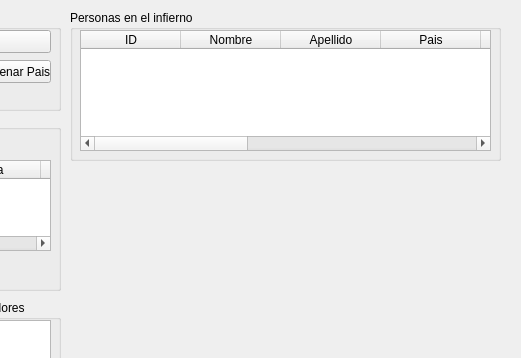
eadan97/estructuras2, file mainwindow.ui: the form before one commit; both pictures show x 380 to 901 and y 0 to 358 of the 1091 by 679 pixel window.
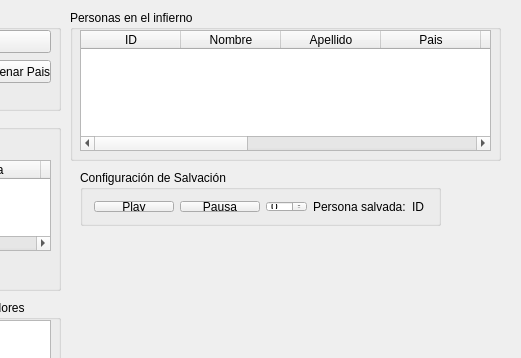
The form after the commit. Icons and pictures are not drawn.

Commit message: +funcion para eliminar personas en arbolPersonas, para enviar personas a paraiso en el mundo. Constructor de Infierno. Implementacion del Hilo (De salvacion) y partes de UI para modificarlo.

What changed in the file:
```diff
--- a/mainwindow.ui
+++ b/mainwindow.ui
@@ -378,6 +378,52 @@
      </column>
     </widget>
    </widget>
+   <widget class="QGroupBox" name="groupBox_8">
+    <property name="geometry">
+     <rect>
+      <x>460</x>
+      <y>170</y>
+      <width>361</width>
+      <height>56</height>
+     </rect>
+    </property>
+    <property name="title">
+     <string>Configuración de Salvación</string>
+    </property>
+    <layout class="QHBoxLayout" name="horizontalLayout">
+     <item>
+      <widget class="QPushButton" name="btnPlay">
+       <property name="text">
+        <string>Play</string>
+       </property>
+      </widget>
+     </item>
+     <item>
+      <widget class="QPushButton" name="btnPausa">
+       <property name="text">
+        <string>Pausa</string>
+       </property>
+      </widget>
+     </item>
+     <item>
+      <widget class="QSpinBox" name="secSalvacion"/>
+     </item>
+     <item>
+      <widget class="QLabel" name="label_2">
+       <property name="text">
+        <string>Persona salvada:</string>
+       </property>
+      </widget>
+     </item>
+     <item>
+      <widget class="QLabel" name="id_salvado">
+       <property name="text">
+        <string>ID</string>
+       </property>
+      </widget>
+     </item>
+    </layout>
+   </widget>
   </widget>
  </widget>
  <layoutdefault spacing="6" margin="11"/>
```
Left out of the diff: 6 changed lines with no effect on the pictures. The commit also changes 6 other files.
